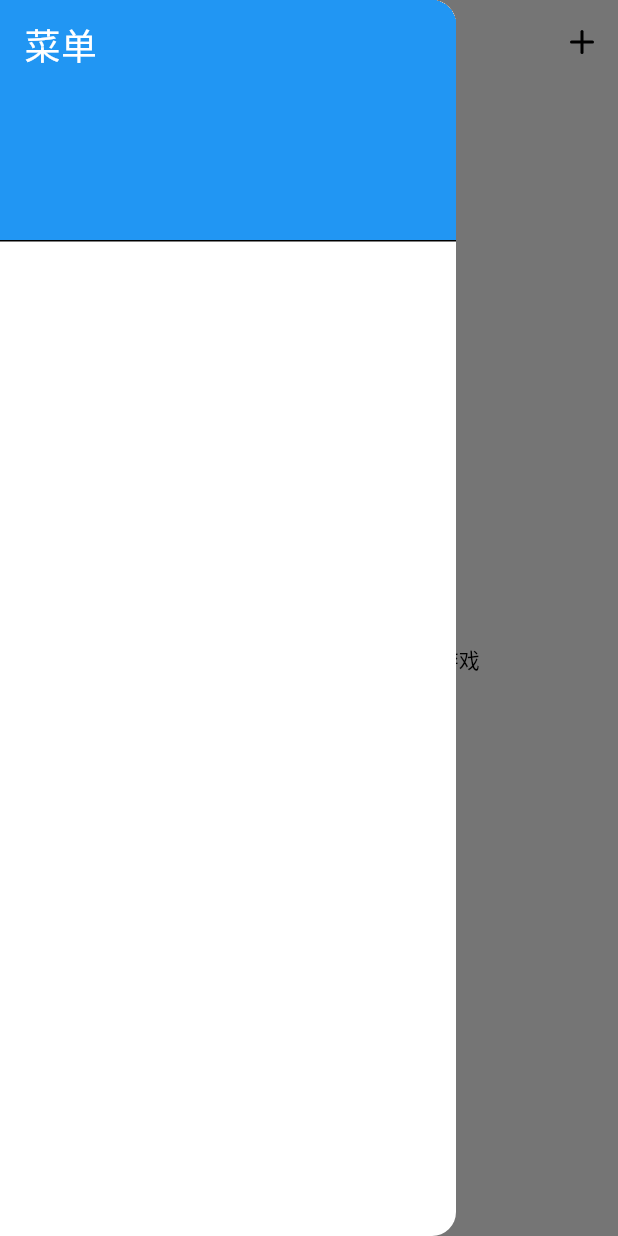
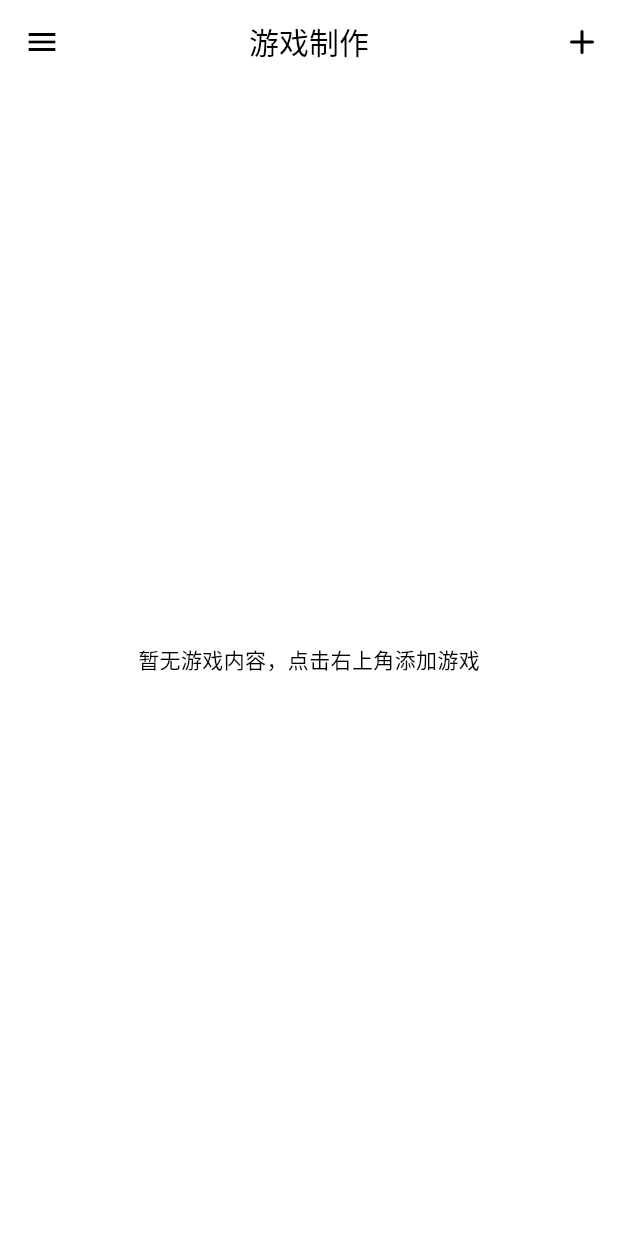
Before and after one commit to Chtho1y/manbo, a Flutter app: the GameScreen screen opened directly, after a tap on the "menu" icon, on a phone screen of 412 x 824 dp. Run offline on Flutter 3.47's test engine with Material 3 defaults, Android fonts, the phone set to English and light mode, and no system bars; our stand-ins replace dio, flutter_feather_icons, flutter_svg, image_picker, shared_preferences, sqflite and 1 more; accounts and stored records are empty.

Commit message:
Update game_screen.dart

```diff
--- a/lib/screens/game_screen.dart
+++ b/lib/screens/game_screen.dart
@@ -355,13 +355,11 @@ class _GameScreenState extends State<GameScreen> {
       appBar: AppBar(
         title: const Text('游戏制作'),
         centerTitle: true,
-        leading: Builder(
-          builder: (context) => IconButton(
-            icon: const Icon(Icons.menu),
-            onPressed: () {
-              Scaffold.of(context).openDrawer(); // 调用HomeScreen的左侧菜单
-            },
-          ),
+        leading: IconButton(
+          icon: const Icon(Icons.menu),
+          onPressed: () {
+            Scaffold.of(context).openDrawer(); // 调用HomeScreen的左侧菜单
+          },
         ),
         actions: [
           IconButton(
@@ -411,27 +409,6 @@ class _GameScreenState extends State<GameScreen> {
             },
           ),
         ],
-      ),
-      drawer: Drawer(
-        // 您的侧边栏内容
-        child: ListView(
-          padding: EdgeInsets.zero,
-          children: <Widget>[
-            const DrawerHeader(
-              decoration: BoxDecoration(
-                color: Colors.blue,
-              ),
-              child: Text(
-                '菜单',
-                style: TextStyle(
-                  color: Colors.white,
-                  fontSize: 24,
-                ),
-              ),
-            ),
-            // 添加其他菜单项
-          ],
-        ),
       ),
       body: Padding(
         padding: const EdgeInsets.all(8.0),
@@ -555,6 +532,7 @@ class _GameScreenState extends State<GameScreen> {
                                       Text(
                                         game['title'],
                                         style: const TextStyle(
+                                          color: Colors.black,
                                           fontSize: 16.0,
                                           fontWeight: FontWeight.bold,
                                         ),
```
